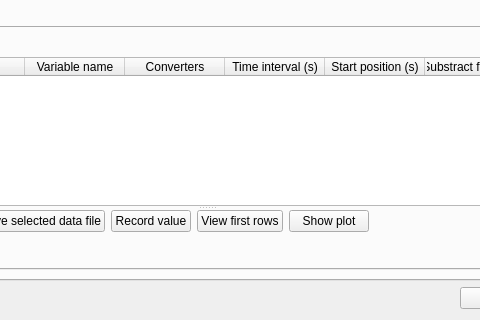
First picture: the form in src/observation.ui, repository olivierfriard/BORIS, before the edit; both pictures show x 309 to 789 and y 258 to 578 of the 1032 by 578 pixel window.
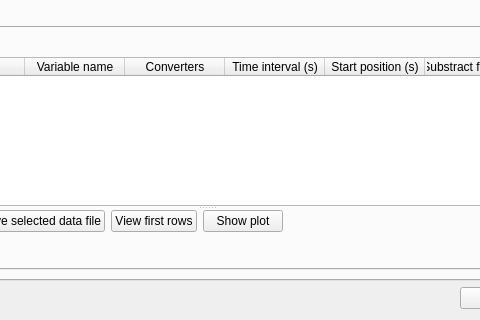
Second picture: the form after the edit.

```diff
--- a/src/observation.ui
+++ b/src/observation.ui
@@ -477,13 +477,6 @@
                        </property>
                       </widget>
                      </item>
-                     <item>
-                      <widget class="QPushButton" name="pb_record_value">
-                       <property name="text">
-                        <string>Record value</string>
-                       </property>
-                      </widget>
-                     </item>
                      <item>
                       <widget class="QPushButton" name="pb_view_data_head">
                        <property name="text">
```
